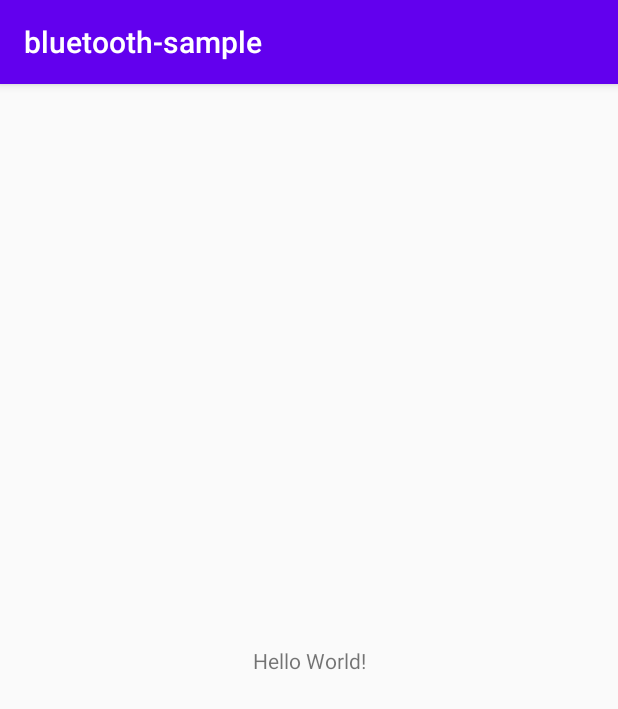
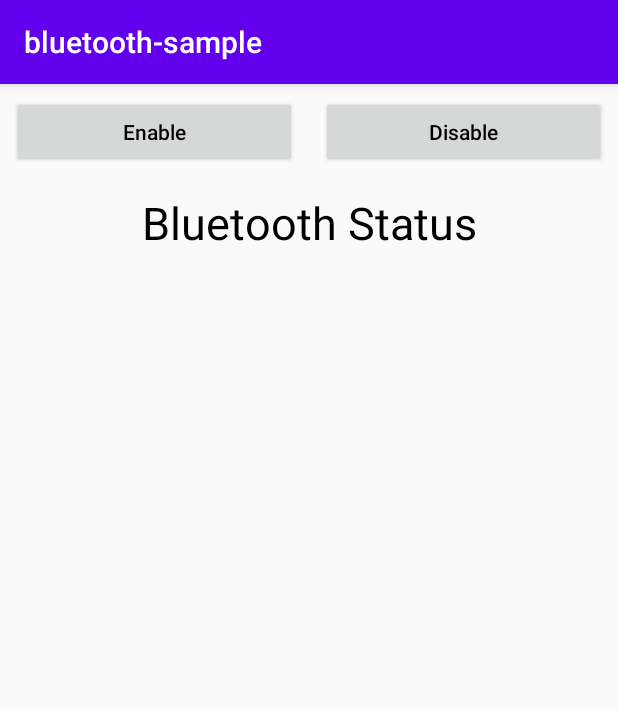
Before and after one commit to PedroFerreiraCJr/android-bluetooth-sample, an Android app: the screen it shows after launch (MainActivity), on a phone screen of 412 x 824 dp. Shown: the top 709 px of the screen. Run offline under Robolectric (Android 15) with nearby library versions, the phone set to English and light mode, and no system bars; our stand-ins replace ButterKnife.

Commit message:
enable bluetooth

```diff
--- a/app/src/main/AndroidManifest.xml
+++ b/app/src/main/AndroidManifest.xml
@@ -1,6 +1,8 @@
 <?xml version="1.0" encoding="utf-8"?>
 <manifest xmlns:android="http://schemas.android.com/apk/res/android"
     package="br.com.dotofcodex.bluetooth_sample">
+
+    <uses-feature android:name="android.hardware.bluetooth"/>
 
     <uses-permission android:name="android.permission.BLUETOOTH"/>
     <uses-permission android:name="android.permission.BLUETOOTH_ADMIN"/>
--- a/app/src/main/java/br/com/dotofcodex/bluetooth_sample/MainActivity.java
+++ b/app/src/main/java/br/com/dotofcodex/bluetooth_sample/MainActivity.java
@@ -1,17 +1,75 @@
 package br.com.dotofcodex.bluetooth_sample;
 
+import androidx.annotation.Nullable;
 import androidx.appcompat.app.AppCompatActivity;
 
+import android.bluetooth.BluetoothAdapter;
+import android.content.Intent;
 import android.os.Bundle;
+import android.view.View;
+import android.widget.Button;
+import android.widget.TextView;
 
+import com.google.android.material.snackbar.Snackbar;
+
+import butterknife.BindView;
 import butterknife.ButterKnife;
 
 public class MainActivity extends AppCompatActivity {
+
+    private static final String TAG = "MainActivity";
+    private static final int REQUEST_BLUETOOTH = 1;
+
+    @BindView(R.id.bt_enable)
+    protected Button enable;
+
+    @BindView(R.id.bt_disable)
+    protected Button disable;
+
+    @BindView(R.id.tv_status)
+    protected TextView status;
+
+    private BluetoothAdapter adapter;
 
     @Override
     protected void onCreate(Bundle savedInstanceState) {
         super.onCreate(savedInstanceState);
         setContentView(R.layout.activity_main);
         ButterKnife.bind(this);
+
+        adapter = BluetoothAdapter.getDefaultAdapter();
+        if (adapter == null) {
+            Snackbar snackbar = Snackbar.make(getWindow().getDecorView(), "Bluetooth not supported", Snackbar.LENGTH_INDEFINITE);
+            snackbar.setAction("OK", (View v) -> {
+                finish();
+            });
+            snackbar.show();
+        }
+
+        enable.setOnClickListener((View v) -> {
+            if (!adapter.isEnabled()) {
+                startActivityForResult(new Intent(BluetoothAdapter.ACTION_REQUEST_ENABLE), REQUEST_BLUETOOTH);
+            }
+        });
+
+        disable.setOnClickListener((View v) -> {
+            if (adapter.isEnabled()) {
+                adapter.disable();
+            }
+        });
+    }
+
+    @Override
+    protected void onActivityResult(int requestCode, int resultCode, @Nullable Intent data) {
+        super.onActivityResult(requestCode, resultCode, data);
+
+        if (requestCode == REQUEST_BLUETOOTH) {
+            if (resultCode == RESULT_OK) {
+                Snackbar.make(getWindow().getDecorView(), "Bluetooth permission granted", Snackbar.LENGTH_SHORT).show();
+            }
+            else {
+                Snackbar.make(getWindow().getDecorView(), "Bluetooth permission NOT granted", Snackbar.LENGTH_SHORT).show();
+            }
+        }
     }
 }
--- a/app/src/main/res/layout/activity_main.xml
+++ b/app/src/main/res/layout/activity_main.xml
@@ -6,13 +6,44 @@
     android:layout_height="match_parent"
     tools:context=".MainActivity">
 
-    <TextView
-        android:layout_width="wrap_content"
+    <androidx.appcompat.widget.LinearLayoutCompat
+        android:id="@+id/ll"
+        android:layout_width="match_parent"
         android:layout_height="wrap_content"
-        android:text="Hello World!"
-        app:layout_constraintBottom_toBottomOf="parent"
-        app:layout_constraintLeft_toLeftOf="parent"
-        app:layout_constraintRight_toRightOf="parent"
-        app:layout_constraintTop_toTopOf="parent" />
+        app:layout_constraintEnd_toEndOf="parent"
+        app:layout_constraintStart_toStartOf="parent"
+        app:layout_constraintTop_toTopOf="parent">
 
+        <androidx.appcompat.widget.AppCompatButton
+            android:id="@+id/bt_enable"
+            android:layout_width="wrap_content"
+            android:layout_height="wrap_content"
+            android:layout_margin="8dp"
+            android:text="Enable"
+            android:textAllCaps="false"
+            android:textColor="@android:color/black"
+            android:layout_weight="1"/>
+
+        <androidx.appcompat.widget.AppCompatButton
+            android:id="@+id/bt_disable"
+            android:layout_width="wrap_content"
+            android:layout_height="wrap_content"
+            android:layout_margin="8dp"
+            android:text="Disable"
+            android:textAllCaps="false"
+            android:textColor="@android:color/black"
+            android:layout_weight="1"/>
+    </androidx.appcompat.widget.LinearLayoutCompat>
+
+    <androidx.appcompat.widget.AppCompatTextView
+        android:id="@+id/tv_status"
+        android:layout_width="match_parent"
+        android:layout_height="wrap_content"
+        android:layout_margin="8dp"
+        android:textAllCaps="false"
+        android:textAlignment="center"
+        android:textColor="@android:color/black"
+        android:textSize="30sp"
+        android:text="Bluetooth Status"
+        app:layout_constraintTop_toBottomOf="@id/ll"/>
 </androidx.constraintlayout.widget.ConstraintLayout>
```
